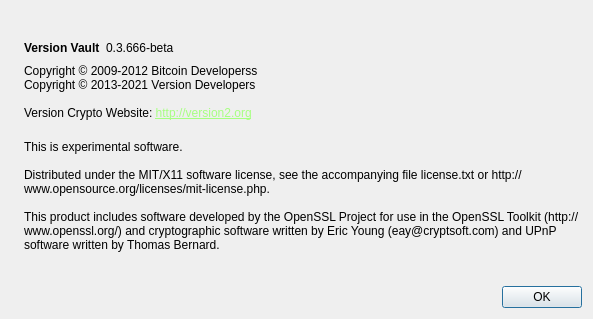
Qt form src/qt/forms/aboutdialog.ui (noise23/version) before a commit.
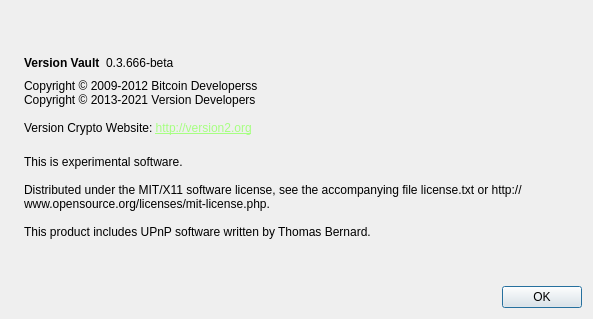
The same form after that commit. Icons and pictures are not drawn.

Commit message: Cleanup OpenSSL leftovers.

Patch:
```diff
--- a/src/qt/forms/aboutdialog.ui
+++ b/src/qt/forms/aboutdialog.ui
@@ -119,7 +119,7 @@
 
 Distributed under the MIT/X11 software license, see the accompanying file license.txt or http://www.opensource.org/licenses/mit-license.php.
 
-This product includes software developed by the OpenSSL Project for use in the OpenSSL Toolkit (http://www.openssl.org/) and cryptographic software written by Eric Young (eay@cryptsoft.com) and UPnP software written by Thomas Bernard.</string>
+This product includes UPnP software written by Thomas Bernard.</string>
        </property>
        <property name="wordWrap">
         <bool>true</bool>
```
The commit also changes 18 other files.
